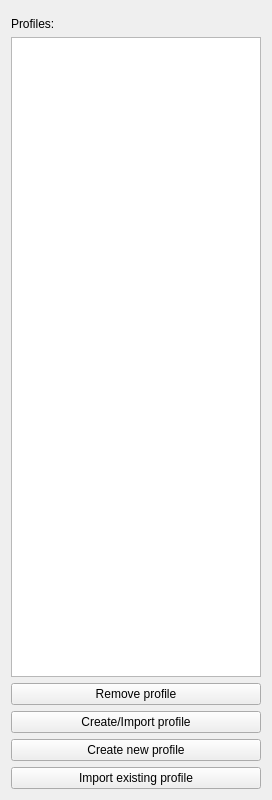
This is src/ui/settings.ui in bpozdena/OneDriveGUI as Qt 5 draws it before an edit. The edited form follows.
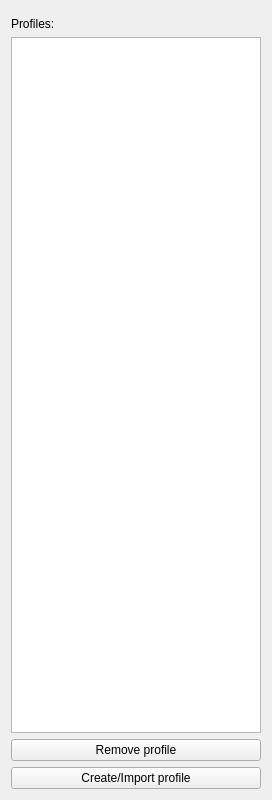
This is the edited form.

```diff
--- a/src/ui/settings.ui
+++ b/src/ui/settings.ui
@@ -58,20 +58,6 @@
          </property>
         </widget>
        </item>
-       <item>
-        <widget class="QPushButton" name="pushButton_open_create">
-         <property name="text">
-          <string>Create new profile</string>
-         </property>
-        </widget>
-       </item>
-       <item>
-        <widget class="QPushButton" name="pushButton_open_import">
-         <property name="text">
-          <string>Import existing profile</string>
-         </property>
-        </widget>
-       </item>
       </layout>
      </item>
     </layout>
```
